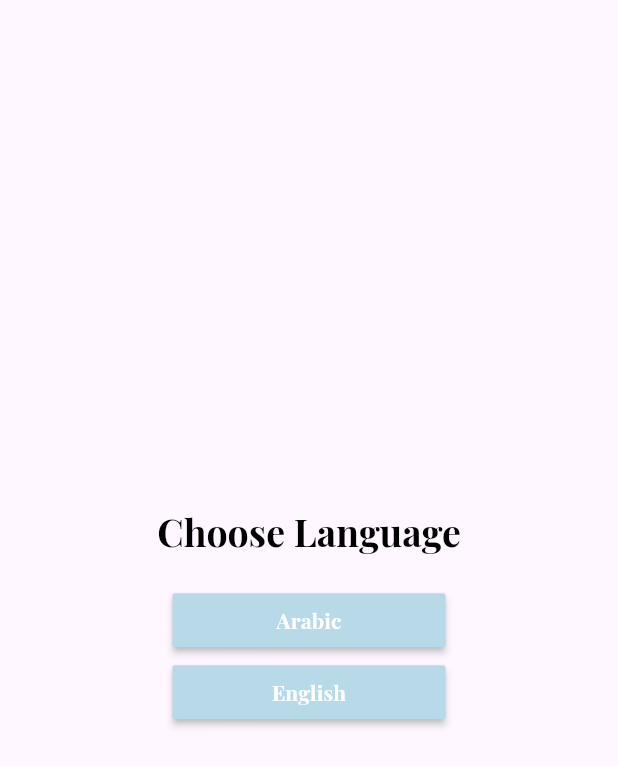
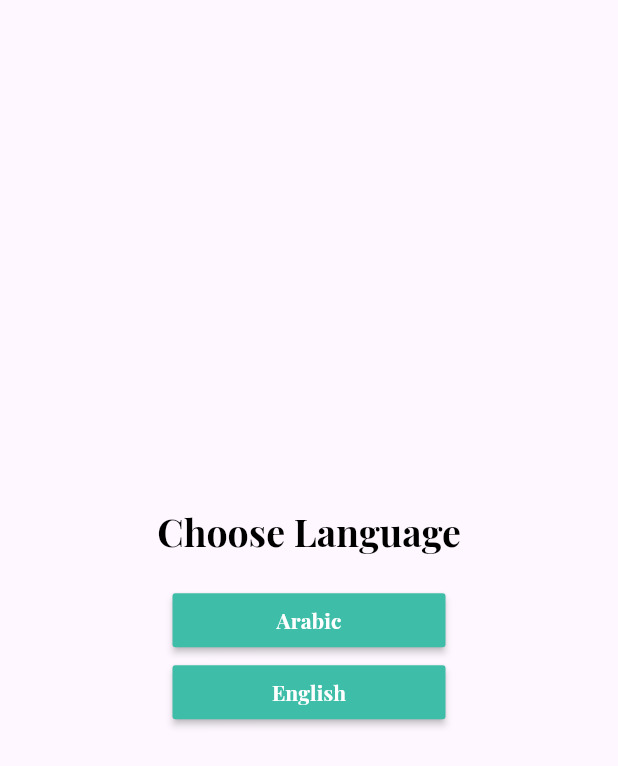
Before and after one commit to MosasaUnited/ecommerce, a Flutter app: the screen it shows after launch, on a phone screen of 412 x 824 dp. Shown: the top 766 px of the screen. Run offline on Flutter 3.47's test engine with Material 3 defaults, Android fonts, the phone set to English and light mode, and no system bars; our stand-ins replace dartz, firebase_core, firebase_messaging, flutter_otp_text_field, flutter_svg, get and 2 more; accounts and stored records are empty.

Commit message:
AddAppIcon&ChangingPrimaryColor

```diff
--- a/lib/core/constant/color.dart
+++ b/lib/core/constant/color.dart
@@ -4,7 +4,7 @@ class AppColor {
   static const Color grey = Color(0xff676767);
   static const Color black = Color(0xff000000);
   static const Color backgroundColor = Color(0xffFFFFFF);
-  static const Color primaryColor = Color(0xffB7D9E8);
+  static const Color primaryColor = Color(0xff3EBDA8);
   static const Color secondColor = Color(0xffD6E3E9);
-  static const Color thirdColor = Color.fromARGB(255, 255, 179, 170);
+  static const Color thirdColor = Color(0xffB7D9E8);
 }
```
